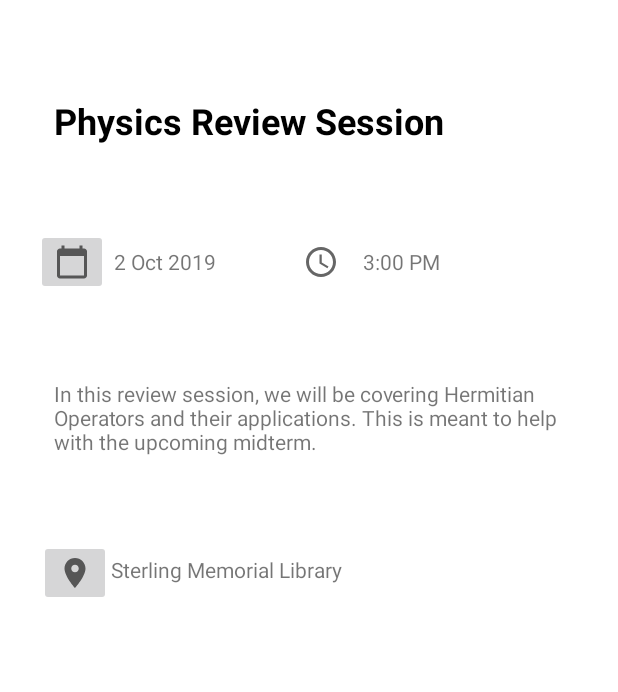
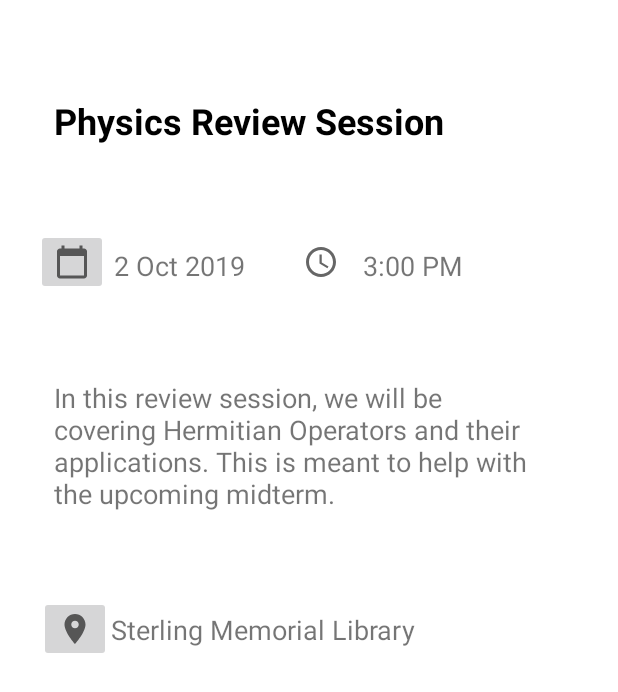
Before and after one commit to pgarza917/GroupStudy, an Android app: the layout fragment_event_details.xml on its own in the app's theme, with its tools: preview values and no code run, on a phone screen of 412 x 824 dp. Shown: the top 692 px of the screen. Run offline under Robolectric (Android 15) with nearby library versions, the phone set to English and light mode, and no system bars.

Commit message:
Added recycler view and the logic for file view in details fragment

```diff
--- a/app/src/main/java/com/example/studygroup/fragments/FeedFragment.java
+++ b/app/src/main/java/com/example/studygroup/fragments/FeedFragment.java
@@ -92,6 +92,7 @@ public class FeedFragment extends Fragment {
         // Specify which class to query from Parse DB
         ParseQuery<Event> eventsQuery = ParseQuery.getQuery(Event.class);
         eventsQuery.setLimit(20);
+        eventsQuery.include(Event.KEY_FILES);
         eventsQuery.orderByDescending(Event.KEY_CREATED_AT);
         // Using findInBackground to pull events from DB
         eventsQuery.findInBackground(new FindCallback<Event>() {
--- a/app/src/main/java/com/example/studygroup/models/Event.java
+++ b/app/src/main/java/com/example/studygroup/models/Event.java
@@ -8,6 +8,7 @@ import com.parse.ParseObject;
 import org.parceler.Parcel;
 
 import java.util.Date;
+import java.util.List;
 
 @Parcel(analyze={Event.class})
 @ParseClassName("Event")
@@ -60,4 +61,8 @@ public class Event extends ParseObject {
     public void setLocationName(String locationName) {
         put(KEY_LOCATION_NAME, locationName);
     }
+
+    public List<FileExtended> getFiles() {
+        return (List<FileExtended>) get(KEY_FILES);
+    }
 }
--- a/app/src/main/res/layout/fragment_create_event.xml
+++ b/app/src/main/res/layout/fragment_create_event.xml
@@ -81,7 +81,7 @@
         android:layout_height="wrap_content"
         android:layout_centerHorizontal="true"
         android:layout_marginStart="8dp"
-        android:layout_marginTop="650dp"
+        android:layout_marginTop="550dp"
         android:layout_marginEnd="8dp"
         android:backgroundTint="#FFB300"
         android:text="Create Event"
--- a/app/src/main/res/layout/fragment_event_details.xml
+++ b/app/src/main/res/layout/fragment_event_details.xml
@@ -41,7 +41,8 @@
         android:layout_marginStart="4dp"
         android:layout_marginTop="68dp"
         android:layout_toEndOf="@+id/detailsCalendarImageButton"
-        android:text="2 Oct 2019" />
+        android:text="2 Oct 2019"
+        android:textSize="18sp" />
 
     <ImageButton
         android:id="@+id/detailsTimeImageButton"
@@ -64,6 +65,7 @@
         android:layout_marginTop="68dp"
         android:layout_marginEnd="96dp"
         android:layout_toEndOf="@+id/detailsTimeImageButton"
+        android:textSize="18sp"
         tools:text="3:00 PM" />
 
     <TextView
@@ -76,6 +78,7 @@
         android:layout_marginStart="36dp"
         android:layout_marginTop="56dp"
         android:layout_marginEnd="36dp"
+        android:textSize="18sp"
         tools:text="In this review session, we will be covering Hermitian Operators and their applications. This is meant to help with the upcoming midterm." />
 
     <ImageButton
@@ -97,6 +100,7 @@
         android:layout_marginStart="0dp"
         android:layout_marginTop="66dp"
         android:layout_toEndOf="@+id/detailsLocationImageButton"
+        android:textSize="18sp"
         tools:text="Sterling Memorial Library" />
 
     <androidx.recyclerview.widget.RecyclerView
@@ -104,6 +108,8 @@
         android:layout_width="match_parent"
         android:layout_height="wrap_content"
         android:layout_below="@+id/detailsLocationImageButton"
-        android:layout_marginTop="32dp" />
+        android:layout_marginStart="16dp"
+        android:layout_marginTop="32dp"
+        android:layout_marginEnd="16dp" />
 
 </RelativeLayout>
```
Also changed, not shown: app/src/main/java/com/example/studygroup/eventCreation/EventDetailsFragment.java (+37 -8 lines).
